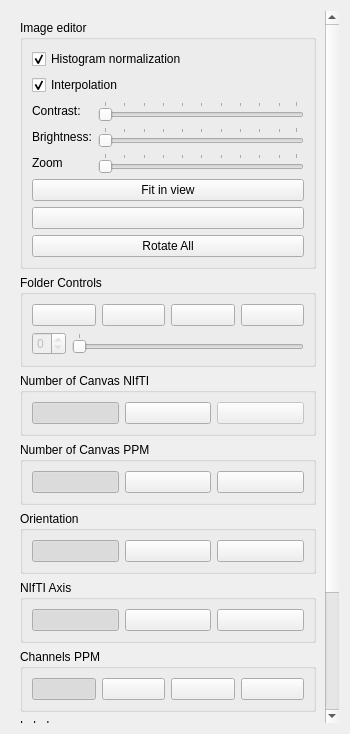
First picture: the form in controlswidget.ui, repository GIBIS-UNIFESP/BIAL-GUI, before the edit.
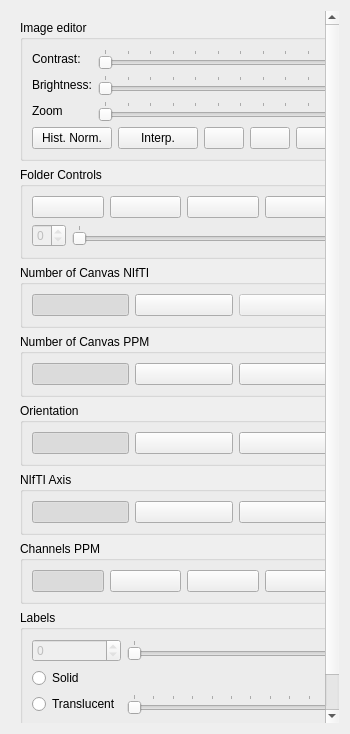
Second picture: the form after the edit. Icons and pictures are not drawn.

```diff
--- a/controlswidget.ui
+++ b/controlswidget.ui
@@ -43,7 +43,7 @@
         <x>0</x>
         <y>0</y>
         <width>318</width>
-        <height>1018</height>
+        <height>925</height>
        </rect>
       </property>
       <layout class="QGridLayout" name="gridLayout_11">
@@ -443,29 +443,6 @@
          </property>
          <layout class="QGridLayout" name="gridLayout_7">
           <item row="0" column="0">
-           <widget class="QCheckBox" name="histogramNormalization">
-            <property name="enabled">
-             <bool>true</bool>
-            </property>
-            <property name="text">
-             <string>Histogram normalization</string>
-            </property>
-            <property name="checked">
-             <bool>true</bool>
-            </property>
-           </widget>
-          </item>
-          <item row="1" column="0">
-           <widget class="QCheckBox" name="interpolation">
-            <property name="text">
-             <string>Interpolation</string>
-            </property>
-            <property name="checked">
-             <bool>true</bool>
-            </property>
-           </widget>
-          </item>
-          <item row="2" column="0">
            <layout class="QGridLayout" name="gridLayout_8">
             <item row="0" column="0">
              <widget class="QLabel" name="labelContrast">
@@ -529,18 +506,70 @@
             </item>
            </layout>
           </item>
-          <item row="3" column="0">
+          <item row="1" column="0">
+           <layout class="QHBoxLayout" name="horizontalLayout_2">
+            <item>
+             <widget class="QPushButton" name="pushButtonHistogramNormalization">
+              <property name="toolTip">
+               <string>Histogram Normalization</string>
+              </property>
+              <property name="text">
+               <string>Hist. Norm.</string>
+              </property>
+              <property name="checkable">
+               <bool>true</bool>
+              </property>
+             </widget>
+            </item>
+            <item>
+             <widget class="QPushButton" name="pushButtonInterpolation">
+              <property name="toolTip">
+               <string>Interpolation</string>
+              </property>
+              <property name="text">
+               <string>Interp.</string>
+              </property>
+              <property name="checkable">
+               <bool>true</bool>
+              </property>
+             </widget>
+            </item>
+            <item>
+             <widget class="QPushButton" name="rotateAll">
+              <property name="toolTip">
+               <string>Rotate all</string>
+              </property>
+              <property name="text">
+               <string/>
+              </property>
+              <property name="icon">
+               <iconset resource="qrs/resources.qrc">
+                <normaloff>:/icons/rotate.png</normaloff>:/icons/rotate.png</iconset>
+              </property>
+             </widget>
+            </item>
+            <item>
+             <widget class="QPushButton" name="rotate">
+              <property name="toolTip">
+               <string>Rotate</string>
+              </property>
+              <property name="styleSheet">
+               <string notr="true"/>
+              </property>
+              <property name="text">
+               <string/>
+              </property>
+              <property name="icon">
+               <iconset resource="qrs/resources.qrc">
+                <normaloff>:/icons/rotate.png</normaloff>:/icons/rotate.png</iconset>
+              </property>
+             </widget>
+            </item>
+            <item>
            <widget class="QPushButton" name="pushButtonFitInView">
-            <property name="styleSheet">
-             <string notr="true"/>
-            </property>
-            <property name="text">
+              <property name="toolTip">
              <string>Fit in view</string>
             </property>
-           </widget>
-          </item>
-          <item row="4" column="0">
-           <widget class="QPushButton" name="rotate">
             <property name="styleSheet">
              <string notr="true"/>
             </property>
@@ -553,12 +582,7 @@
             </property>
            </widget>
           </item>
-          <item row="5" column="0">
-           <widget class="QPushButton" name="rotateAll">
-            <property name="text">
-             <string>Rotate All</string>
-            </property>
-           </widget>
+           </layout>
           </item>
          </layout>
         </widget>
```
Left out of the diff: 4 changed lines with no effect on the pictures. Lines whose indentation alone changed are shown as unchanged.
